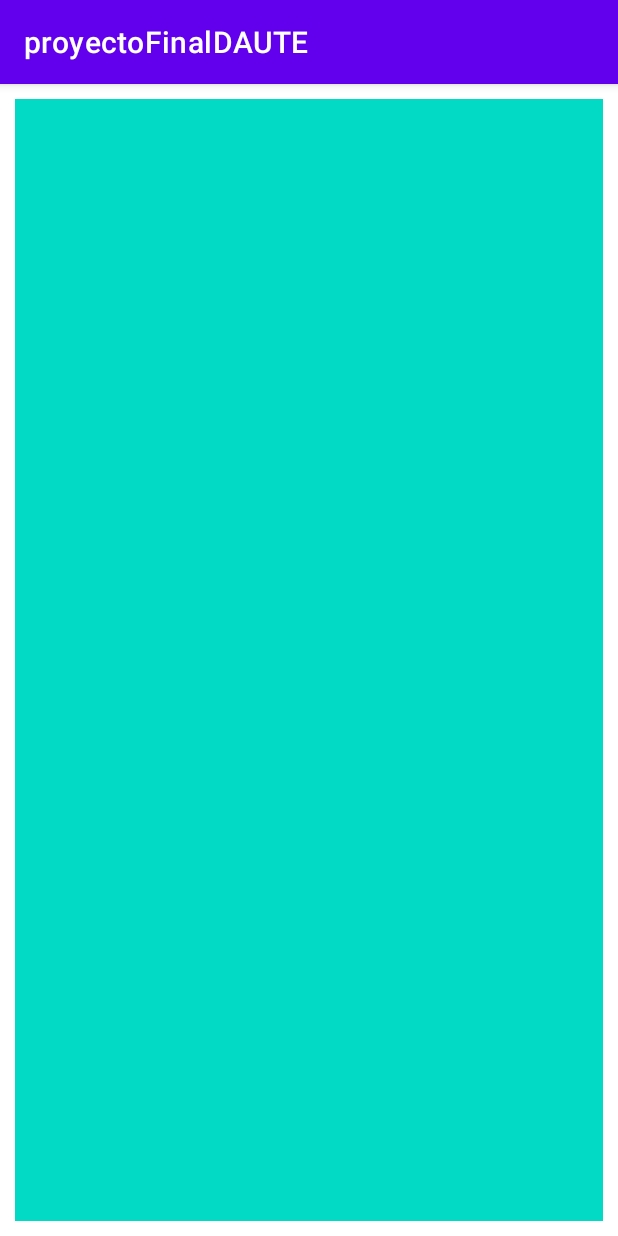
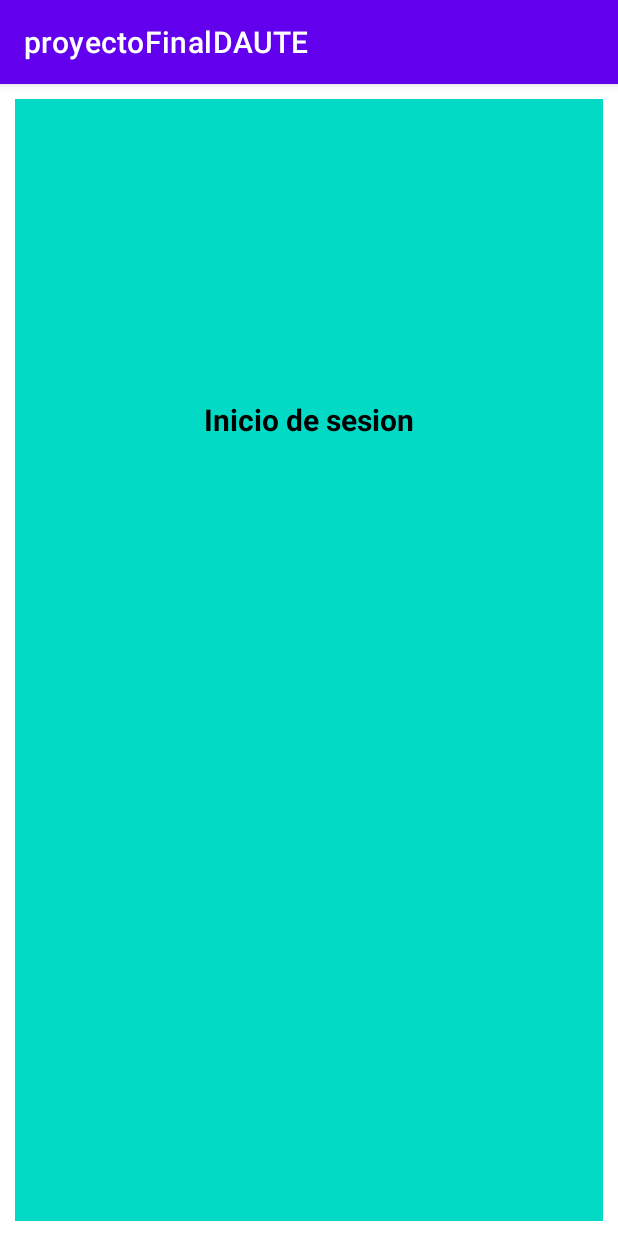
Before and after one commit to abellhd026/proyectoFinalDAUTE, an Android app: the screen it shows after launch (MainActivity), on a phone screen of 412 x 824 dp. Run offline under Robolectric (Android 15) with nearby library versions, the phone set to English and light mode, and no system bars.

Commit message:
textView inicio de sesion

```diff
--- a/app/src/main/res/layout/activity_main.xml
+++ b/app/src/main/res/layout/activity_main.xml
@@ -9,12 +9,28 @@
     android:layout_margin="10dp"
     tools:context=".MainActivity">
 
+
+    <TextView
+        android:id="@+id/textView"
+        android:layout_width="wrap_content"
+        android:layout_height="wrap_content"
+        android:layout_marginTop="200dp"
+        android:layout_gravity="center"
+        android:text="Inicio de sesion"
+        android:textStyle="bold"
+        android:textSize="20dp"
+        android:textColor="@color/black"
+        />
+
+
     <ImageView
         android:id="@+id/imageView"
         android:layout_width="300dp"
         android:layout_height="200dp"
         android:layout_gravity="center"
-        android:layout_marginTop="200dp"
+        android:layout_marginTop="10dp"
         tools:srcCompat="@drawable/usuario" />
 
+
+
 </androidx.appcompat.widget.LinearLayoutCompat>
```
